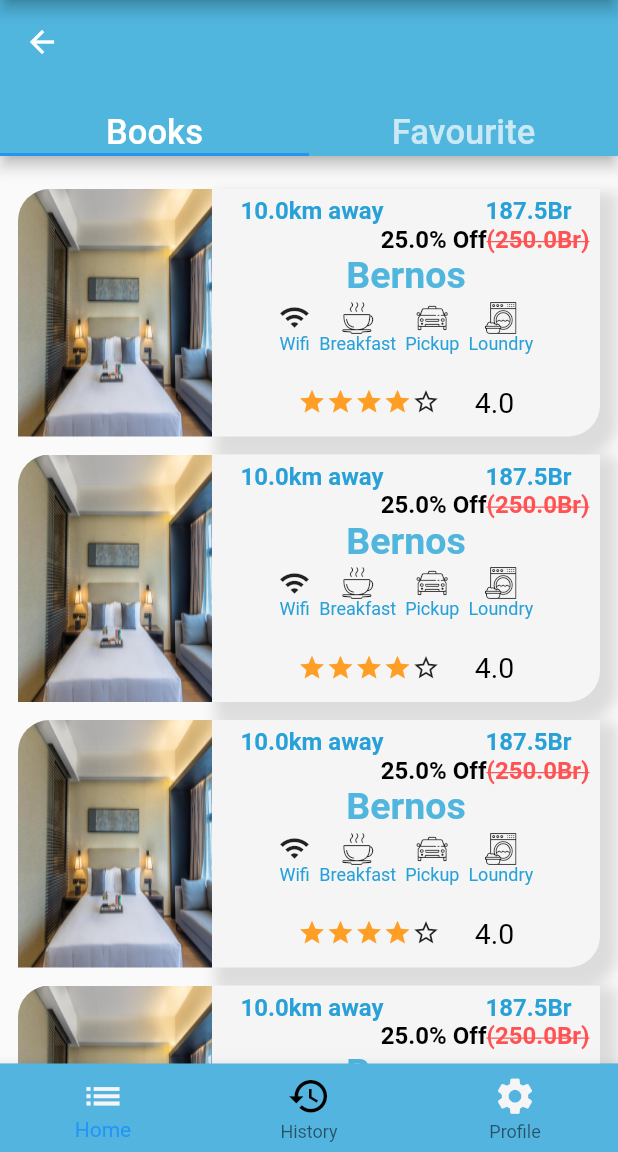
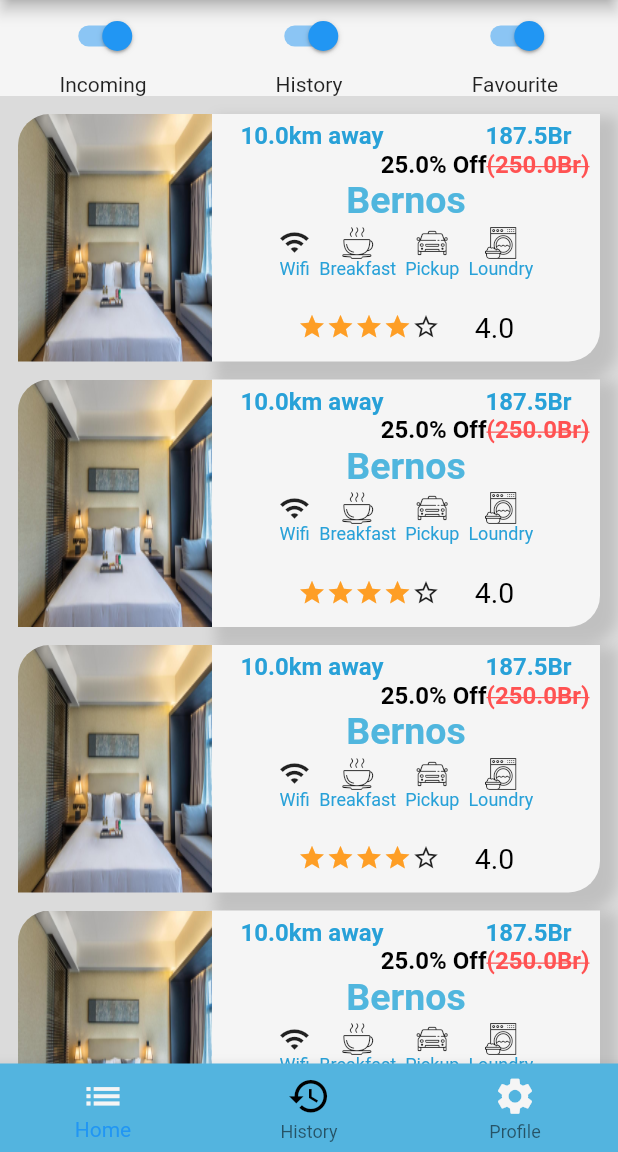
Before and after one commit to HPaulos/project-x, a Flutter app: the Home screen opened by its route, item 2 of the bottom bar chosen, on a phone screen of 412 x 824 dp, the part 84-1236 px from its top. Run offline on Flutter 3.47's test engine with Material 2 defaults, Android fonts, the phone set to English and light mode, and no system bars; our stand-ins replace carousel_pro.

Commit message:
updated history filter bar

```diff
--- a/lib/pages/home/history.dart
+++ b/lib/pages/home/history.dart
@@ -5,6 +5,21 @@ import 'package:flutter/cupertino.dart';
 import 'package:flutter/material.dart';
 
 class History extends StatelessWidget {
+  @override
+  Widget build(BuildContext context) {
+    return Container(
+      color: Color(0xFFdbdbdb),
+      child: Padding(
+        padding: const EdgeInsets.only(
+          top: 0,
+        ),
+        child: Activities(),
+      ),
+    );
+  }
+}
+
+class Activities extends StatelessWidget {
   Hotel hotel =
       Hotel(distance: 10.0, name: "Bernos", rate: 4.0, accomodations: [
     "loundry",
@@ -20,34 +35,18 @@ class History extends StatelessWidget {
     )
   ]);
   int selectedRoomIndex = 0;
+  List<bool> _isSelected = [false, false, false];
 
   @override
   Widget build(BuildContext context) {
-    return DefaultTabController(
-      length: 2,
-      child: Scaffold(
-        appBar: AppBar(
-          bottom: TabBar(
-            tabs: [
-              Text(
-                "Books",
-                style: TextStyle(fontSize: 23),
+    return Column(
+      children: <Widget>[
+        FilterBar(
+          onUpdte: (selected) {
+            print("Is updated....");
+            print(selected.toString());
+          },
         ),
-              Text(
-                "Favourite",
-                style: TextStyle(fontSize: 23),
-              ),
-            ],
-          ),
-        ),
-        body: Padding(
-          padding: const EdgeInsets.only(
-            top: 10,
-          ),
-          child: TabBarView(
-            children: [
-              Column(
-                children: <Widget>[
         Expanded(
           child: ListView(
             scrollDirection: Axis.vertical,
@@ -75,20 +74,73 @@ class History extends StatelessWidget {
           ),
         ),
       ],
-              ),
-              Column(
-                crossAxisAlignment: CrossAxisAlignment.center,
+    );
+  }
+}
+
+class FilterBar extends StatefulWidget {
+  Function(List<bool>) onUpdte;
+
+  FilterBar({@required this.onUpdte});
+
+  @override
+  State<StatefulWidget> createState() {
+    return _FilterBarState();
+  }
+}
+
+class _FilterBarState extends State<FilterBar> {
+  List<bool> _isSelected = [false, false, false];
+
+  @override
+  Widget build(BuildContext context) {
+    return Container(
+      color: Color(0xFFF5F5F5),
+      child: Row(
         children: <Widget>[
           Expanded(
-                    child: Center(
-                      child: Text("No result is found."),
+            flex: 1,
+            child: Column(
+              children: <Widget>[
+                Center(
+                  child: Switch(
+                    onChanged: (val) {},
+                    value: true,
                   ),
-                  )
-                ],
                 ),
+                Text("Incoming")
               ],
             ),
           ),
+          Expanded(
+            flex: 1,
+            child: Column(
+              children: <Widget>[
+                Center(
+                  child: Switch(
+                    onChanged: (val) {},
+                    value: true,
+                  ),
+                ),
+                Text("History")
+              ],
+            ),
+          ),
+          Expanded(
+            flex: 1,
+            child: Column(
+              children: <Widget>[
+                Center(
+                  child: Switch(
+                    onChanged: (val) {},
+                    value: true,
+                  ),
+                ),
+                Text("Favourite")
+              ],
+            ),
+          ),
+        ],
       ),
     );
   }
--- a/lib/pages/home/search.dart
+++ b/lib/pages/home/search.dart
@@ -368,7 +368,13 @@ class _DatePickerState extends State<DatePicker> {
           },
           builder: (BuildContext context, Widget child) {
             return Theme(
-              data: Theme.of(context),
+              data: Theme.of(context).copyWith(
+                primaryColor: widget.color,
+                accentColor: widget.color,
+                highlightColor: widget.color,
+                splashColor: widget.color,
+                cursorColor: widget.color
+              ),
               child: child,
             );
           },
```
Also changed, not shown: pubspec.lock, 2 other files. Lines whose indentation alone changed are shown as unchanged.
